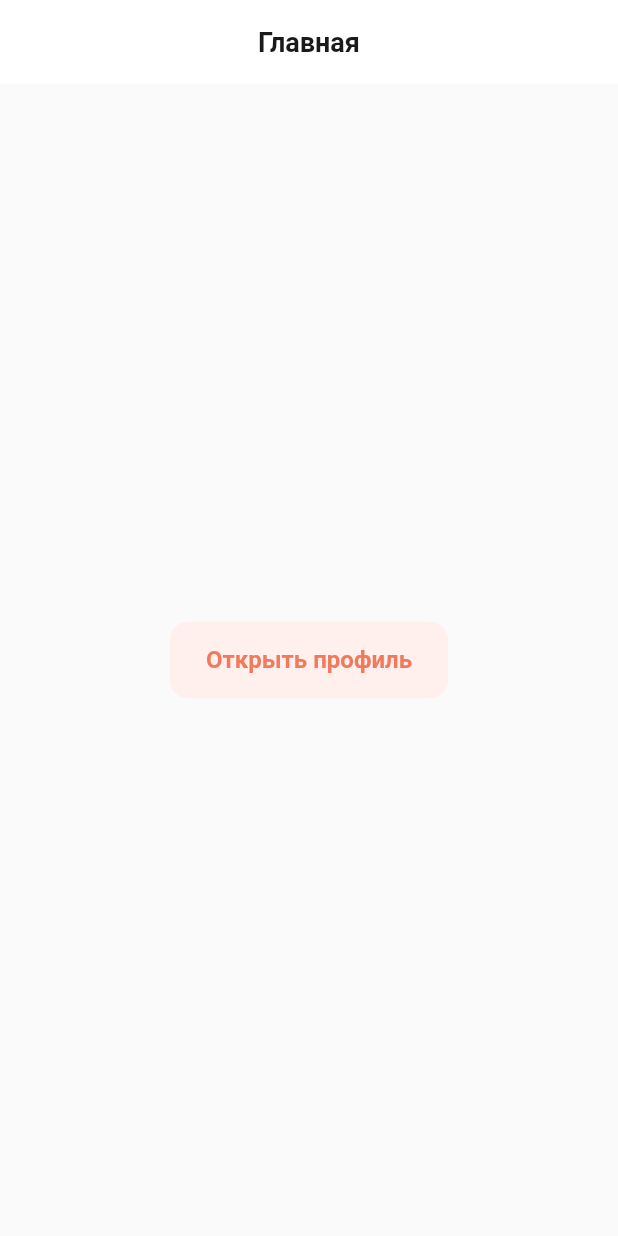
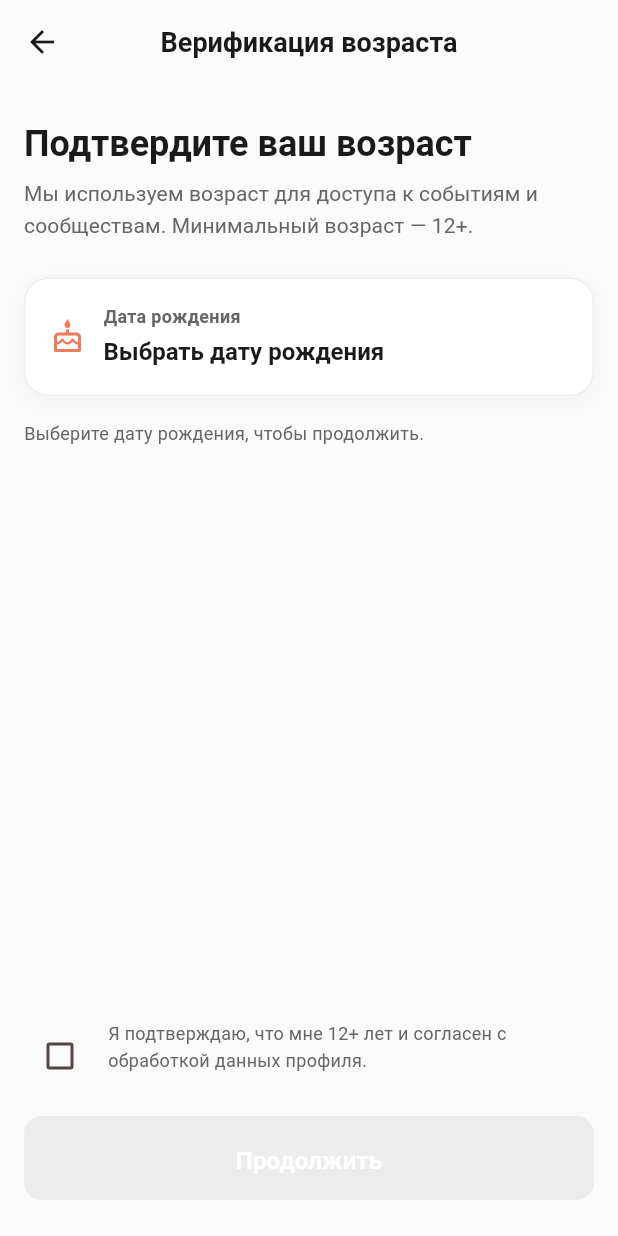
Before and after one commit to Zero-Logic-Education/HobbyHub, a Flutter app: the screen it shows once a user with an empty profile is signed in, on a phone screen of 412 x 824 dp. Run offline on Flutter 3.47's test engine with Material 3 defaults, Android fonts, the light colour scheme and no system bars; our stand-ins replace cloud_firestore, firebase_analytics, firebase_auth, firebase_core, firebase_messaging, firebase_storage and 4 more; accounts and stored records are empty.

Commit message:
feat: Добавить экран верификации возраста и соответствующие провайдеры для проверки возраста пользователя

```diff
--- a/lib/core/router/app_router.dart
+++ b/lib/core/router/app_router.dart
@@ -1,7 +1,9 @@
 import 'package:flutter/material.dart';
 import 'package:go_router/go_router.dart';
 import '../../ui/home/home_screen.dart';
+import '../../ui/auth/age_verification_screen.dart';
 import '../../providers/auth_provider.dart';
+import '../../providers/user_provider.dart';
 import 'package:flutter_riverpod/flutter_riverpod.dart';
 
 /// Определение именованных маршрутов
@@ -11,6 +13,7 @@ abstract class AppRoutes {
   static const String login = '/auth/login';
   static const String register = '/auth/register';
   static const String interestsSelection = '/auth/interests-selection';
+  static const String ageVerification = '/auth/age-verification';
 
   // Основные экраны
   static const String home = '/home';
@@ -34,14 +37,25 @@ abstract class AppRoutes {
 /// Провайдер для отслеживания состояния маршрутизации
 final routerProvider = Provider<GoRouter>((ref) {
   final authState = ref.watch(authStateProvider);
+  final userState = ref.watch(currentUserStreamProvider);
+  final isAgeVerified = ref.watch(isAgeVerifiedProvider);
 
   return GoRouter(
     initialLocation: AppRoutes.auth,
     redirect: (BuildContext context, GoRouterState state) {
       final isLoggingIn = state.uri.toString().startsWith('/auth');
+      final isAgeVerification = state.uri.toString().startsWith(AppRoutes.ageVerification);
 
       return authState.when(
         data: (user) {
+          if (user != null && userState.isLoading) {
+            return null;
+          }
+
+          if (user != null && !isAgeVerified && !isAgeVerification) {
+            return AppRoutes.ageVerification;
+          }
+
           // Если пользователь вошел и пытается перейти на страницу авторизации
           if (user != null && isLoggingIn) {
             return AppRoutes.home;
@@ -81,6 +95,11 @@ final routerProvider = Provider<GoRouter>((ref) {
               appBar: AppBar(title: const Text('Регистрация')),
               body: const Center(child: Text('Register Screen')),
             ),
+          ),
+          GoRoute(
+            path: 'age-verification',
+            name: 'age-verification',
+            builder: (context, state) => const AgeVerificationScreen(),
           ),
           GoRoute(
             path: 'interests-selection',
--- /dev/null
+++ b/lib/ui/auth/age_verification_screen.dart
@@ -0,0 +1,252 @@
+import 'package:flutter/material.dart';
+import 'package:flutter_riverpod/flutter_riverpod.dart';
+import 'package:go_router/go_router.dart';
+import '../../core/constants/app_constants.dart';
+import '../../core/theme/app_colors.dart';
+import '../../core/theme/app_spacing.dart';
+import '../../core/theme/app_typography.dart';
+import '../../providers/user_provider.dart';
+import '../../core/router/app_router.dart';
+import '../shared/app_button.dart';
+
+class AgeVerificationScreen extends ConsumerStatefulWidget {
+  const AgeVerificationScreen({super.key});
+
+  @override
+  ConsumerState<AgeVerificationScreen> createState() => _AgeVerificationScreenState();
+}
+
+class _AgeVerificationScreenState extends ConsumerState<AgeVerificationScreen> {
+  DateTime? _birthDate;
+  bool _confirmAge = false;
+
+  int? get _calculatedAge {
+    final birthDate = _birthDate;
+    if (birthDate == null) return null;
+    final now = DateTime.now();
+    var age = now.year - birthDate.year;
+    if (now.month < birthDate.month ||
+        (now.month == birthDate.month && now.day < birthDate.day)) {
+      age--;
+    }
+    return age;
+  }
+
+  bool get _isValidAge {
+    final age = _calculatedAge;
+    return age != null && age >= AppConstants.minAge;
+  }
+
+  Future<void> _pickBirthDate() async {
+    final now = DateTime.now();
+    final initialDate = _birthDate ?? DateTime(now.year - 18, now.month, now.day);
+    final firstDate = DateTime(now.year - 100, 1, 1);
+    final lastDate = now;
+
+    final selectedDate = await showDatePicker(
+      context: context,
+      initialDate: initialDate,
+      firstDate: firstDate,
+      lastDate: lastDate,
+      helpText: 'Выберите дату рождения',
+      cancelText: 'Отмена',
+      confirmText: 'Готово',
+    );
+
+    if (selectedDate != null) {
+      setState(() {
+        _birthDate = selectedDate;
+      });
+    }
+  }
+
+  Future<void> _submit() async {
+    final age = _calculatedAge;
+    if (age == null) return;
+
+    final notifier = ref.read(ageVerificationNotifierProvider.notifier);
+    await notifier.verifyAge(age: age);
+
+    if (mounted) {
+      context.go(AppRoutes.home);
+    }
+  }
+
+  @override
+  Widget build(BuildContext context) {
+    final verificationState = ref.watch(ageVerificationNotifierProvider);
+    final isLoading = verificationState.isLoading;
+    final age = _calculatedAge;
+
+    return Scaffold(
+      backgroundColor: AppColors.background,
+      appBar: AppBar(
+        title: const Text('Верификация возраста'),
+        backgroundColor: AppColors.background,
+        elevation: 0,
+        foregroundColor: AppColors.textPrimary,
+      ),
+      body: SafeArea(
+        child: Padding(
+          padding: const EdgeInsets.symmetric(
+            horizontal: AppSpacing.screenPaddingHorizontal,
+            vertical: AppSpacing.screenPaddingVertical,
+          ),
+          child: Column(
+            crossAxisAlignment: CrossAxisAlignment.start,
+            children: [
+              Text(
+                'Подтвердите ваш возраст',
+                style: AppTypography.headingMedium.copyWith(
+                  color: AppColors.textPrimary,
+                ),
+              ),
+              const SizedBox(height: AppSpacing.sm),
+              Text(
+                'Мы используем возраст для доступа к событиям и сообществам. '
+                'Минимальный возраст — ${AppConstants.minAge}+.',
+                style: AppTypography.bodyMedium.copyWith(
+                  color: AppColors.textSecondary,
+                ),
+              ),
+              const SizedBox(height: AppSpacing.xl),
+              _buildDatePickerCard(age),
+              const SizedBox(height: AppSpacing.lg),
+              _buildAgeStatus(age),
+              const Spacer(),
+              _buildAgreement(),
+              const SizedBox(height: AppSpacing.lg),
+              PrimaryButton(
+                label: isLoading ? 'Проверяем...' : 'Продолжить',
+                onPressed: _isValidAge && _confirmAge && !isLoading ? _submit : () {},
+                isEnabled: _isValidAge && _confirmAge && !isLoading,
+                isLoading: isLoading,
+              ),
+              if (verificationState.hasError) ...[
+                const SizedBox(height: AppSpacing.md),
+                Text(
+                  verificationState.error.toString(),
+                  style: AppTypography.error,
+                ),
+              ],
+            ],
+          ),
+        ),
+      ),
+    );
+  }
+
+  Widget _buildDatePickerCard(int? age) {
+    final dateText = _birthDate == null
+      ? 'Выбрать дату рождения'
+      : '${_birthDate!.day.toString().padLeft(2, '0')}.${_birthDate!.month.toString().padLeft(2, '0')}.${_birthDate!.year}';
+
+    return InkWell(
+      onTap: _pickBirthDate,
+      borderRadius: BorderRadius.circular(AppSpacing.radiusLg),
+      child: Container(
+        width: double.infinity,
+        padding: const EdgeInsets.all(AppSpacing.lg),
+        decoration: BoxDecoration(
+          color: AppColors.surface,
+          borderRadius: BorderRadius.circular(AppSpacing.radiusLg),
+          border: Border.all(
+            color: AppColors.divider,
+          ),
+          boxShadow: [
+            BoxShadow(
+              color: AppColors.border.withValues(alpha: 0.4),
+              blurRadius: 12,
+              offset: const Offset(0, 4),
+            ),
+          ],
+        ),
+        child: Row(
+          children: [
+            const Icon(Icons.cake_outlined, color: AppColors.primary),
+            const SizedBox(width: AppSpacing.md),
+            Expanded(
+              child: Column(
+                crossAxisAlignment: CrossAxisAlignment.start,
+                children: [
+                  Text(
+                    'Дата рождения',
+                    style: AppTypography.labelMedium.copyWith(
+                      color: AppColors.textSecondary,
+                    ),
+                  ),
+                  const SizedBox(height: AppSpacing.xs),
+                  Text(
+                    dateText,
+                    style: AppTypography.subheadingMedium.copyWith(
+                      color: AppColors.textPrimary,
+                    ),
+                  ),
+                ],
+              ),
+            ),
+            if (age != null)
+              Container(
+                padding: const EdgeInsets.symmetric(
+                  horizontal: AppSpacing.md,
+                  vertical: AppSpacing.xs,
+                ),
+                decoration: BoxDecoration(
+                  color: _isValidAge ? AppColors.success : AppColors.error,
+                  borderRadius: BorderRadius.circular(AppSpacing.radiusCircle),
+                ),
+                child: Text(
+                  '$age+ ',
+                  style: AppTypography.labelSmall.copyWith(color: Colors.white),
+                ),
+              ),
+          ],
+        ),
+      ),
+    );
+  }
+
+  Widget _buildAgeStatus(int? age) {
+    if (age == null) {
+      return Text(
+        'Выберите дату рождения, чтобы продолжить.',
+        style: AppTypography.bodySmall.copyWith(color: AppColors.textSecondary),
+      );
+    }
+
+    if (_isValidAge) {
+      return Text(
+        'Возраст подтвержден: $age лет.',
+        style: AppTypography.bodyMedium.copyWith(color: AppColors.success),
+      );
+    }
+
+    return Text(
+      'Извините, сервис доступен только с ${AppConstants.minAge} лет.',
+      style: AppTypography.bodyMedium.copyWith(color: AppColors.error),
+    );
+  }
+
+  Widget _buildAgreement() {
+    return Row(
+      crossAxisAlignment: CrossAxisAlignment.start,
+      children: [
+        Checkbox(
+          value: _confirmAge,
+          onChanged: (value) => setState(() => _confirmAge = value ?? false),
+          activeColor: AppColors.primary,
+        ),
+        const SizedBox(width: AppSpacing.sm),
+        Expanded(
+          child: Text(
+            'Я подтверждаю, что мне ${AppConstants.minAge}+ лет и согласен '
+            'с обработкой данных профиля.',
+            style: AppTypography.bodySmall.copyWith(
+              color: AppColors.textSecondary,
+            ),
+          ),
+        ),
+      ],
+    );
+  }
+}
```
Also changed, not shown: firestore.indexes.json (added, +61 -0 lines), lib/providers/user_provider.dart (+95 -0 lines), firebase.json (added), lib/firebase_options.dart, 4 other files.
